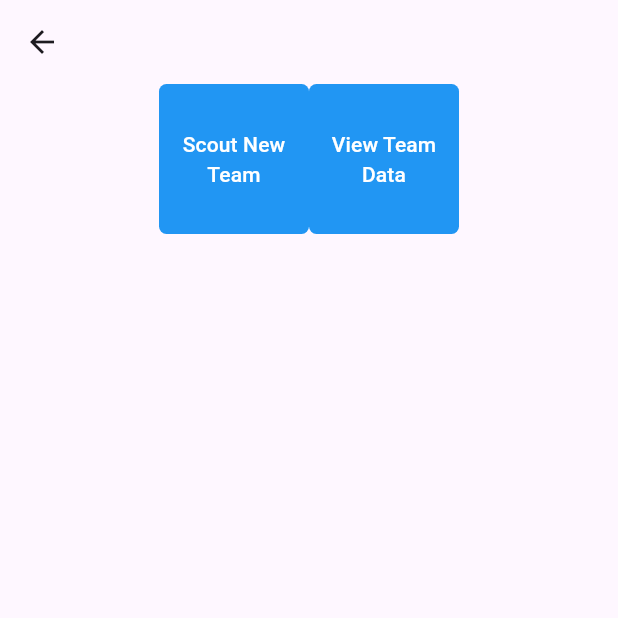
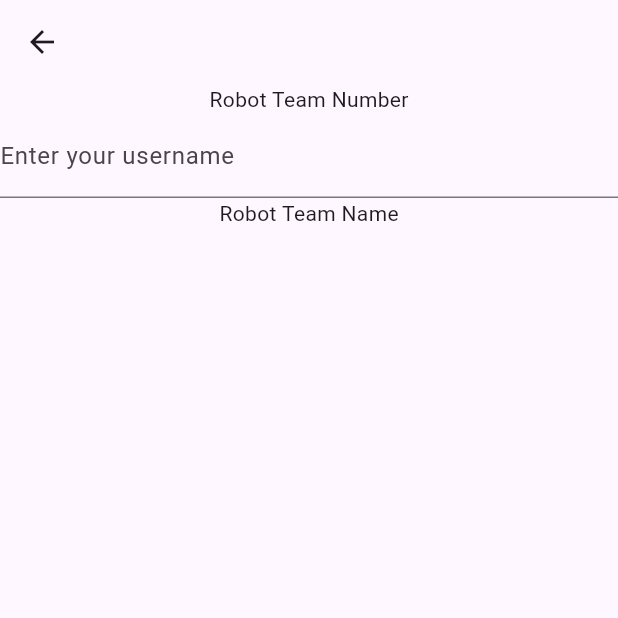
Before and after one commit to kridos/ScoutingApp2024, a Flutter app: the MyHomePage screen opened directly with empty values, after a tap on "Scout New Team", on a phone screen of 412 x 824 dp, the top half of it. Run offline on Flutter 3.47's test engine with Material 3 defaults, Android fonts, the phone set to English and light mode, and no system bars; our stand-ins replace dropdown_search.

Commit message:
to actually scout teams

```diff
--- /dev/null
+++ b/crescendoscout/lib/adddata.dart
@@ -0,0 +1,53 @@
+import 'package:flutter/material.dart';
+import 'dart:developer';
+
+import 'package:flutter/widgets.dart';
+
+class AddData extends StatefulWidget {
+  @override
+  State<AddData> createState() => _AddDataState();
+}
+
+//Robot Team Number
+//Robot Team Name
+//Where do they intake from (Ground -> Both, Source only)?
+//Where can their robot outtake (Amp, Speaker, Both)?
+//How many notes do they score in teleOp?
+//Preferred Auto Starting Position
+//Where do they score in Auto (Speaker, Amp, Both)?
+//What is the max amount of notes they can score in the amp in auto?
+//What is the max amount of notes they can score in the speaker in auto?
+//Type of play (Offensive/Defensive)?
+//Where do they score in teleOp primarily?
+//Where do they prefer their human player to be (Amp -> spotlighting experience, Source, Either)
+//Can they Climb?
+//Approx amt of time needed to climb (for adjusting their bot at stage and actually climbing)?
+//Can they harmonize?
+//Can they score trap?
+
+class _AddDataState extends State<AddData> {
+  @override
+  Widget build(BuildContext context) {
+    return Scaffold(
+        extendBody: true,
+        appBar: AppBar(),
+        body: SingleChildScrollView(
+          child: Column(
+            children: <Widget>[
+              Text("Robot Team Number"),
+              TextFormField(
+                decoration: const InputDecoration(
+                  border: UnderlineInputBorder(),
+                  labelText: 'Enter your username',
+                ),
+              ),
+              Text("Robot Team Name")
+            ],
+          ),
+        )
+
+        //body: ListView(),
+
+        );
+  }
+}
--- a/crescendoscout/lib/home.dart
+++ b/crescendoscout/lib/home.dart
@@ -1,3 +1,4 @@
+import 'package:crescendoscout/adddata.dart';
 import 'package:crescendoscout/viewdata.dart';
 import 'package:flutter/material.dart';
 import 'dart:developer';
@@ -37,7 +38,13 @@ class _MyHomePageState extends State<MyHomePage> {
               child: TextButton(
                 onPressed: () {
                   setState(() {
-
+                    Navigator.push(
+                        context,
+                        MaterialPageRoute(
+                          builder: (context) =>
+                              AddData(),
+                        ),
+                      );
                   });
                 },
                 child: Text(
```
